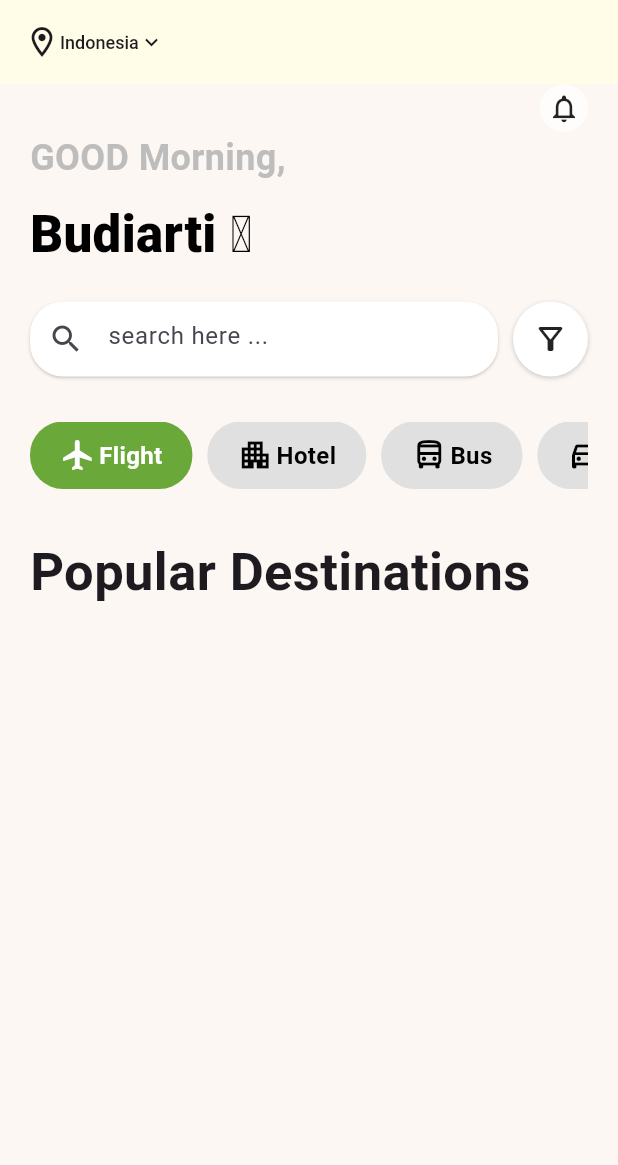
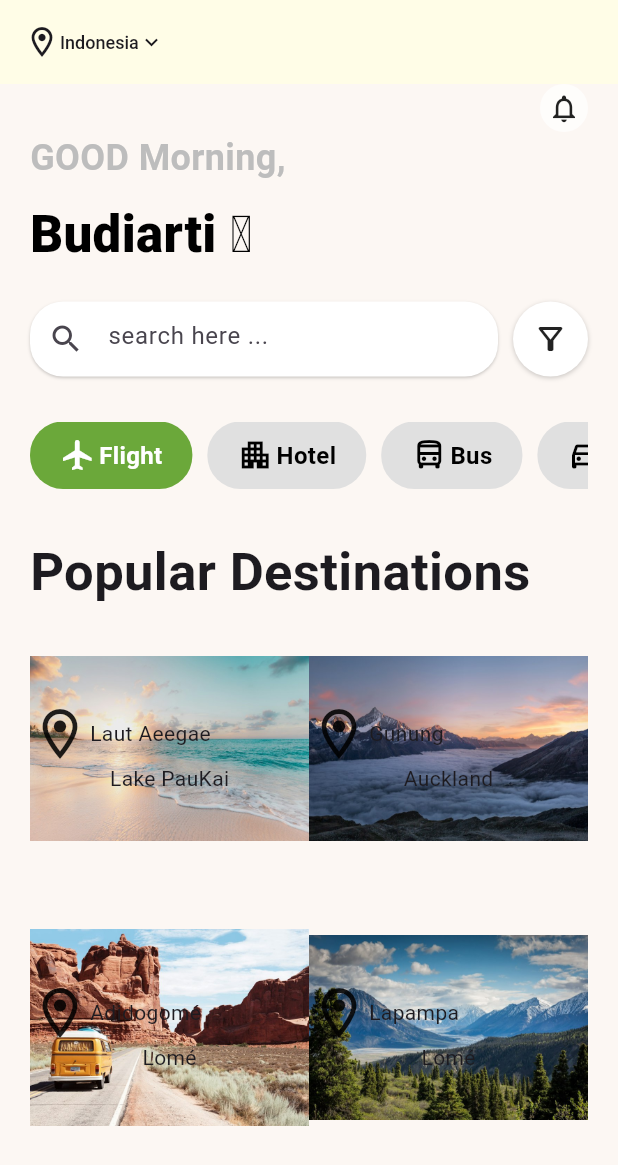
Before and after one commit to SamMasHack207/africatrip, a Flutter app: the screen it shows after launch, on a phone screen of 412 x 824 dp. Shown: the top 1165 px of the screen. Run offline on Flutter 3.47's test engine with Material 3 defaults, Android fonts, the phone set to English and light mode, and no system bars.

Commit message:
destination list and grid veiw added

```diff
--- a/lib/views/home/home_screen.dart
+++ b/lib/views/home/home_screen.dart
@@ -1,4 +1,5 @@
 import 'package:africatrip/views/home/widgets/categories_list.dart';
+import 'package:africatrip/views/home/widgets/destinations_grid.dart';
 import 'package:flutter/material.dart';
 
 class HomeScreen extends StatelessWidget {
@@ -25,6 +26,7 @@ class HomeScreen extends StatelessWidget {
       backgroundColor: const Color(0xfffcf7f3),
       body: Padding(
         padding: const EdgeInsets.symmetric(horizontal: 20),
+        child: SingleChildScrollView(
           child: Column(
             crossAxisAlignment: CrossAxisAlignment.start,
             children: [
@@ -118,7 +120,9 @@ class HomeScreen extends StatelessWidget {
                 "Popular Destinations",
                 style: TextStyle(fontWeight: FontWeight.bold, fontSize: 35),
               ),
+              DestinationsGrid(),
             ],
+          ),
         ),
       ),
     );
--- /dev/null
+++ b/lib/views/home/widgets/destinations_grid.dart
@@ -0,0 +1,71 @@
+import 'package:flutter/material.dart';
+
+class DestinationsGrid extends StatelessWidget {
+  const DestinationsGrid({super.key});
+
+  @override
+  Widget build(BuildContext context) {
+    final List<Map<String, String>> destinationList = const [
+      {
+        "location": "Laut Aeegae",
+        "name": "Lake PauKai",
+        "imagesource": "assets/images/image4.jpg",
+      },
+      {
+        "location": "Gunung",
+        "name": "Auckland",
+        "imagesource": "assets/images/image3.jpg",
+      },
+      {
+        "location": "Adidogomé",
+        "name": "Lomé",
+        "imagesource": "assets/images/image2.jpg",
+      },
+      {
+        "location": "Lapampa",
+        "name": "Lomé",
+        "imagesource": "assets/images/image1.jpg",
+      },
+    ];
+    return GridView.builder(
+      itemCount: destinationList.length,
+      gridDelegate: SliverGridDelegateWithFixedCrossAxisCount(
+        crossAxisCount: 2,
+      ),
+      physics: NeverScrollableScrollPhysics(),
+      shrinkWrap: true,
+      itemBuilder: (context, index) {
+        final item = destinationList[index];
+        return cardBuilder(
+          location: item["location"] ?? "",
+          name: item["name"] ?? "",
+          imageSource: item["imagesource"] ?? "",
+        );
+      },
+    );
+  }
+
+  Widget cardBuilder({
+    required String location,
+    required String name,
+    required String imageSource,
+  }) {
+    return Container(
+      decoration: BoxDecoration(
+        image: DecorationImage(image: AssetImage(imageSource)),
+      ),
+      child: Column(
+        mainAxisAlignment: MainAxisAlignment.center,
+        children: [
+          Row(
+            children: [
+              Icon(Icons.location_on_outlined, size: 40),
+              Text(location),
+            ],
+          ),
+          Text(name),
+        ],
+      ),
+    );
+  }
+}
```
Lines whose indentation alone changed are shown as unchanged.
